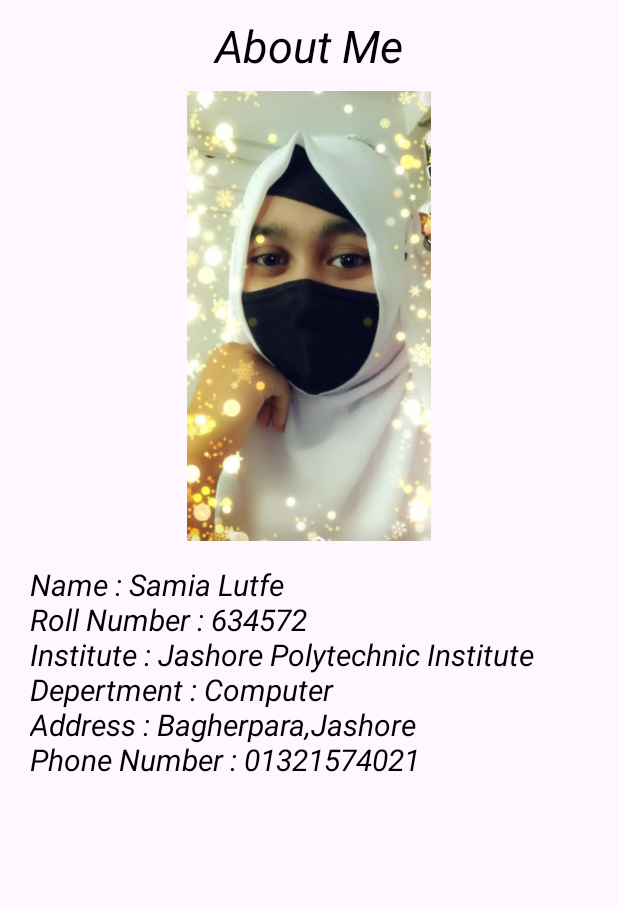
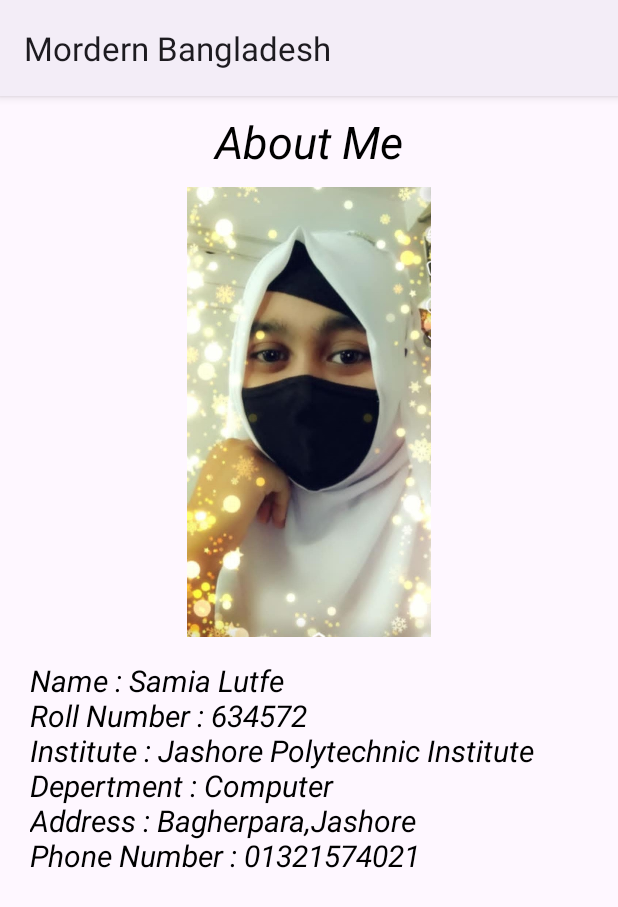
Before and after one commit to slsamia/app2, an Android app: the screen it shows after launch (AboutUs), in the options menu, after a tap on "About Us", on a phone screen of 412 x 824 dp. Shown: the top 907 px of the screen. Run offline under Robolectric (Android 15) with nearby library versions, the phone set to English and light mode, and no system bars.

Commit message:
action showed on other pages

```diff
--- a/app/src/main/res/values-night/themes.xml
+++ b/app/src/main/res/values-night/themes.xml
@@ -1,9 +1,19 @@
 <resources xmlns:tools="http://schemas.android.com/tools">
     <!-- Base application theme. -->
     <style name="Base.Theme.MordernBangladesh" parent="Theme.Material3.Light">
-        <!-- Customize your dark theme here. -->
-        <!-- <item name="colorPrimary">@color/my_dark_primary</item> -->
+        <!-- Customize your light theme here. -->
+        <!-- <item name="colorPrimary">@color/my_light_primary</item> -->
+
+    </style>
+
+    <!-- Base application theme. -->
+    <style name="Theme.NoActionBar" parent="Theme.Material3.Light">
         <item name="windowActionBar">false</item>
         <item name="windowNoTitle">true</item>
     </style>
+
+
+    <style name="Theme.MordernBangladesh" parent="Base.Theme.MordernBangladesh" />
+
+
 </resources>
--- a/app/src/main/res/values/themes.xml
+++ b/app/src/main/res/values/themes.xml
@@ -3,6 +3,11 @@
     <style name="Base.Theme.MordernBangladesh" parent="Theme.Material3.Light">
         <!-- Customize your light theme here. -->
         <!-- <item name="colorPrimary">@color/my_light_primary</item> -->
+
+    </style>
+
+    <!-- Base application theme. -->
+    <style name="Theme.NoActionBar" parent="Theme.Material3.Light">
         <item name="windowActionBar">false</item>
         <item name="windowNoTitle">true</item>
     </style>
```
Also changed, not shown: app/src/main/AndroidManifest.xml (+2 -6 lines).
